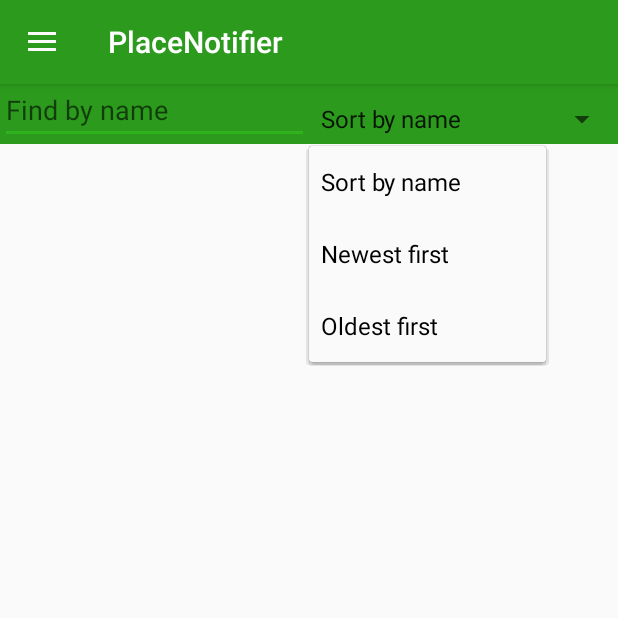
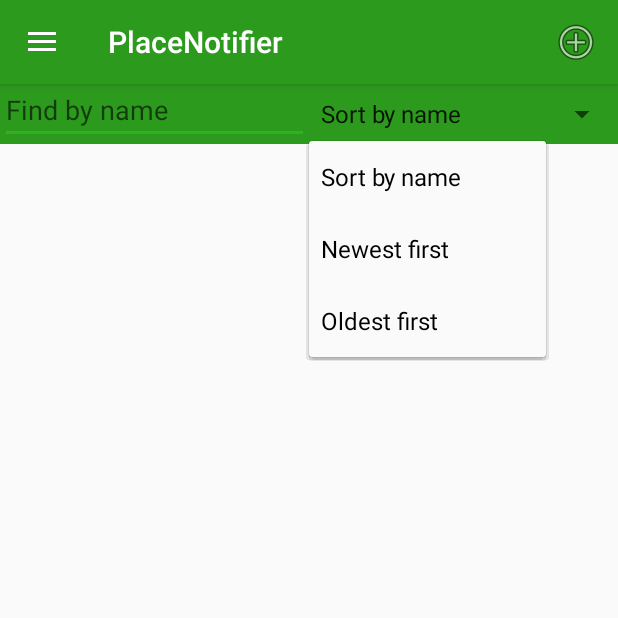
Before and after one commit to ArtyomLobanov/place-notifier, an Android app: the screen it shows after launch (MainActivity), after a tap on "Sort by name", on a phone screen of 412 x 824 dp, the top half of it. Run offline under Robolectric (Android 15) with nearby library versions, the phone set to English and light mode, and no system bars; 3 other taps on this screen came first.

Commit message:
added the ability to create alarms

```diff
--- a/app/src/main/java/ru/spbau/mit/placenotifier/AlarmsList.java
+++ b/app/src/main/java/ru/spbau/mit/placenotifier/AlarmsList.java
@@ -40,7 +40,7 @@ public class AlarmsList extends Fragment {
         ListView listView = (ListView) result.findViewById(R.id.alarms_list_container);
         AlarmComparator currentComparator = (AlarmComparator) spinner.getSelectedItem();
         listAdapter = new AlarmsListAdapter(currentComparator, new AlarmFilter(""),
-                (ResultRepeater) getActivity(), 0);
+                (ResultRepeater) getActivity());
         listView.setAdapter(listAdapter);
         return result;
     }
--- a/app/src/main/java/ru/spbau/mit/placenotifier/MainActivity.java
+++ b/app/src/main/java/ru/spbau/mit/placenotifier/MainActivity.java
@@ -15,8 +15,6 @@ import android.support.v7.app.AppCompatActivity;
 import android.support.v7.widget.Toolbar;
 import android.view.Menu;
 import android.view.MenuItem;
-import android.annotation.*;
-
 
 import java.util.ArrayList;
 import java.util.List;
@@ -24,7 +22,8 @@ import java.util.List;
 public class MainActivity extends AppCompatActivity
         implements NavigationView.OnNavigationItemSelectedListener, ResultRepeater {
 
-    private ServiceReminder reminder;
+    static final int ALARM_CREATING_REQUEST_CODE = 566;
+
     private DrawerLayout drawerLayout;
     private List<ResultRepeater.ResultListener> listeners;
 
@@ -40,12 +39,12 @@ public class MainActivity extends AppCompatActivity
                 R.string.navigation_drawer_open, R.string.navigation_drawer_close);
         drawerLayout.addDrawerListener(toggle);
         toggle.syncState();
-        reminder = new ServiceReminder(this);
         NavigationView navigationView = (NavigationView) findViewById(R.id.nav_view);
         navigationView.setNavigationItemSelectedListener(this);
 
         listeners = new ArrayList<>();
 
+        new ServiceReminder(this);
     }
 
     @Override
@@ -66,6 +65,10 @@ public class MainActivity extends AppCompatActivity
 
     @Override
     public boolean onOptionsItemSelected(MenuItem item) {
+        if (item.getItemId() == R.id.action_create_alarm) {
+            Intent intent = AlarmEditor.builder().build(MainActivity.this);
+            startActivityForResult(intent, ALARM_CREATING_REQUEST_CODE);
+        }
         return true;
     }
 
@@ -103,6 +106,13 @@ public class MainActivity extends AppCompatActivity
         for (ResultRepeater.ResultListener listener : listeners) {
             listener.onResult(requestCode, resultCode, data);
         }
+        if (resultCode != RESULT_OK) {
+            return;
+        }
+        if (data != null && requestCode == ALARM_CREATING_REQUEST_CODE) {
+            AlarmManager alarmManager = new AlarmManager(this);
+            alarmManager.insert(AlarmEditor.getResult(data));
+        }
     }
 
     public Activity getParentActivity() {
--- a/app/src/main/res/layout/app_bar_main.xml
+++ b/app/src/main/res/layout/app_bar_main.xml
@@ -21,10 +21,22 @@
 
     </android.support.design.widget.AppBarLayout>
 
+    <!--<android.support.design.widget.FloatingActionButton-->
+        <!--android:clickable="true"-->
+        <!--app:srcCompat="@android:drawable/ic_input_add"-->
+        <!--android:id="@+id/create_alarm_button"-->
+        <!--android:layout_gravity="top|end"-->
+        <!--android:layout_height="50dp"-->
+        <!--android:layout_width="50dp"-->
+        <!--android:layout_margin="2dp"-->
+        <!--style="@style/Widget.Design.FloatingActionButton" />-->
+
     <RelativeLayout
         android:id="@+id/container"
         android:layout_width="match_parent"
         android:layout_height="match_parent"
-        app:layout_behavior="@string/appbar_scrolling_view_behavior" />
+        app:layout_behavior="@string/appbar_scrolling_view_behavior" >
+
+    </RelativeLayout>
 
 </android.support.design.widget.CoordinatorLayout>
--- a/app/src/main/res/layout/fragment_alarms_list.xml
+++ b/app/src/main/res/layout/fragment_alarms_list.xml
@@ -6,26 +6,28 @@
 
     <LinearLayout
         android:layout_width="fill_parent"
+        android:layout_height="40dp"
         android:background="?attr/colorPrimary"
-        android:orientation="horizontal"
-        android:layout_height="40dp">
+        android:orientation="horizontal">
 
         <EditText
+            android:id="@+id/filter_input"
             android:layout_width="0dp"
             android:layout_height="wrap_content"
-            android:inputType="textPersonName"
+            android:layout_gravity="center_vertical"
+            android:layout_weight="1"
             android:ems="10"
-            android:id="@+id/filter_input"
-            android:layout_weight="1"
-            android:hint="@string/find_by_name" />
+            android:hint="@string/find_by_name"
+            android:inputType="textPersonName" />
 
         <Spinner
             android:id="@+id/sorting_spinner"
             android:layout_width="0dp"
             android:layout_height="wrap_content"
-            android:spinnerMode="dropdown"
+            android:layout_gravity="center_vertical"
+            android:layout_weight="1"
             android:dropDownVerticalOffset="30dp"
-            android:layout_weight="1" />
+            android:spinnerMode="dropdown" />
 
     </LinearLayout>
 
--- a/app/src/main/res/menu/main.xml
+++ b/app/src/main/res/menu/main.xml
@@ -6,4 +6,11 @@
         <!--android:orderInCategory="100"-->
         <!--android:title="@string/action_settings"-->
         <!--app:showAsAction="never" />-->
+    <item
+        android:id="@+id/action_create_alarm"
+        app:showAsAction="always"
+        android:icon="@android:drawable/ic_menu_add"
+        android:visible="true"
+        android:enabled="true"
+        android:title="create_alarm" />
 </menu>
```
Also changed, not shown: app/src/main/java/ru/spbau/mit/placenotifier/AlarmsListAdapter.java (+6 -6 lines).
